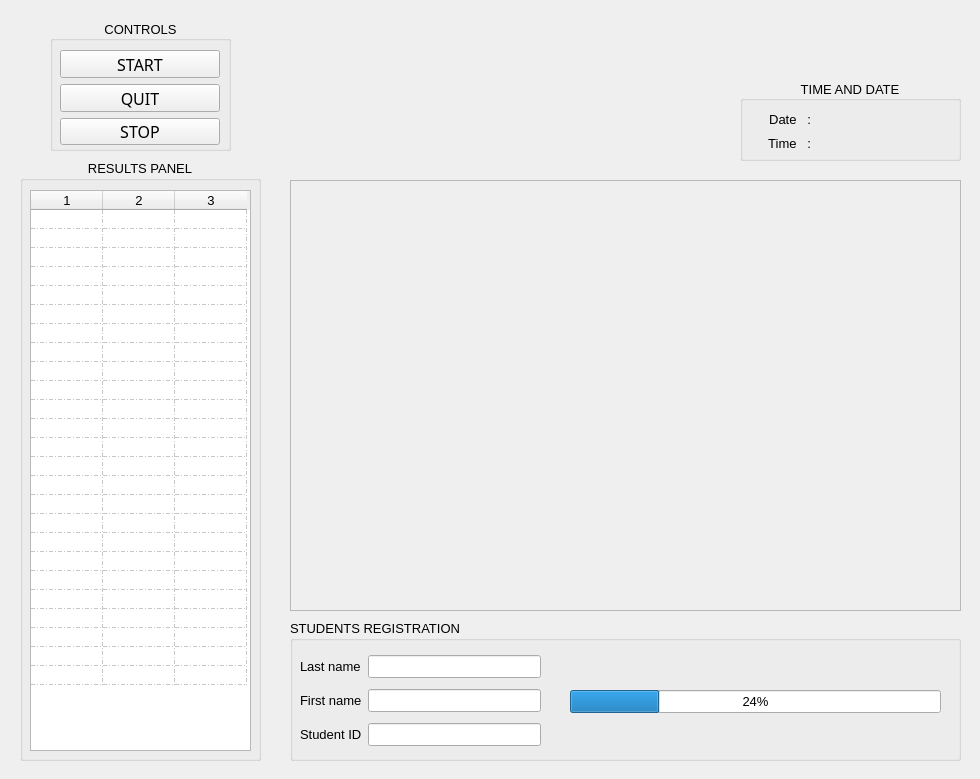
Before: the Qt Designer form gui.ui in yosagaf/attendance-system-upec, drawn with Qt 5.
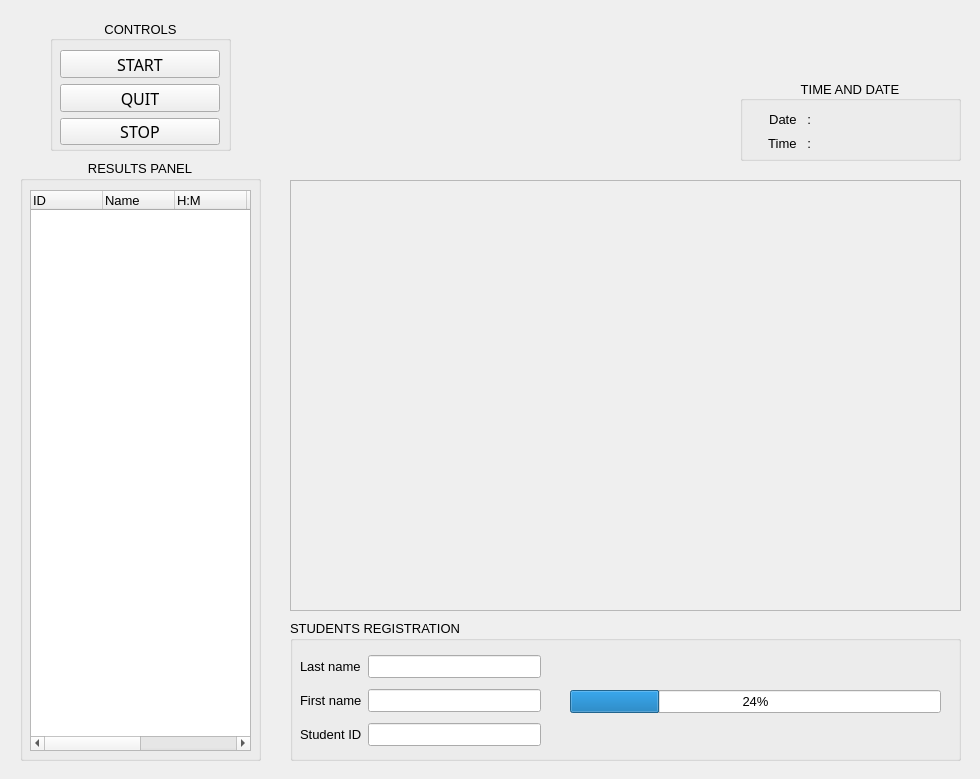
After: the same form once the commit is applied. Icons and pictures are not drawn.

Commit message: displaying results done

Patch:
```diff
--- a/gui.ui
+++ b/gui.ui
@@ -190,13 +190,13 @@
       </font>
      </property>
      <property name="gridStyle">
-      <enum>Qt::DashDotLine</enum>
+      <enum>Qt::NoPen</enum>
      </property>
      <property name="rowCount">
       <number>25</number>
      </property>
      <property name="columnCount">
-      <number>3</number>
+      <number>6</number>
      </property>
      <attribute name="horizontalHeaderVisible">
       <bool>true</bool>
@@ -247,10 +247,49 @@
      <row/>
      <row/>
      <row/>
+     <column>
+      <property name="text">
+       <string>ID</string>
+      </property>
+      <property name="font">
+       <font>
+        <pointsize>10</pointsize>
+       </font>
+      </property>
+      <property name="textAlignment">
+       <set>AlignLeading|AlignVCenter</set>
+      </property>
+     </column>
+     <column>
+      <property name="text">
+       <string>Name</string>
+      </property>
+      <property name="font">
+       <font>
+        <pointsize>10</pointsize>
+       </font>
+      </property>
+      <property name="textAlignment">
+       <set>AlignLeading|AlignVCenter</set>
+      </property>
+     </column>
+     <column>
+      <property name="text">
+       <string>H:M</string>
+      </property>
+      <property name="font">
+       <font>
+        <pointsize>10</pointsize>
+       </font>
+      </property>
+      <property name="textAlignment">
+       <set>AlignLeading|AlignVCenter</set>
+      </property>
+     </column>
      <column/>
      <column/>
      <column/>
-     <item row="0" column="0">
+     <item row="0" column="3">
       <property name="text">
        <string/>
       </property>
```
The commit also changes 1 other file.
